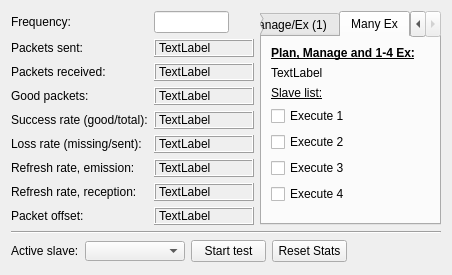
This is ui/w_commtest.ui in JFDuval/flexsea-plan as Qt 5 draws it before an edit. The edited form follows.
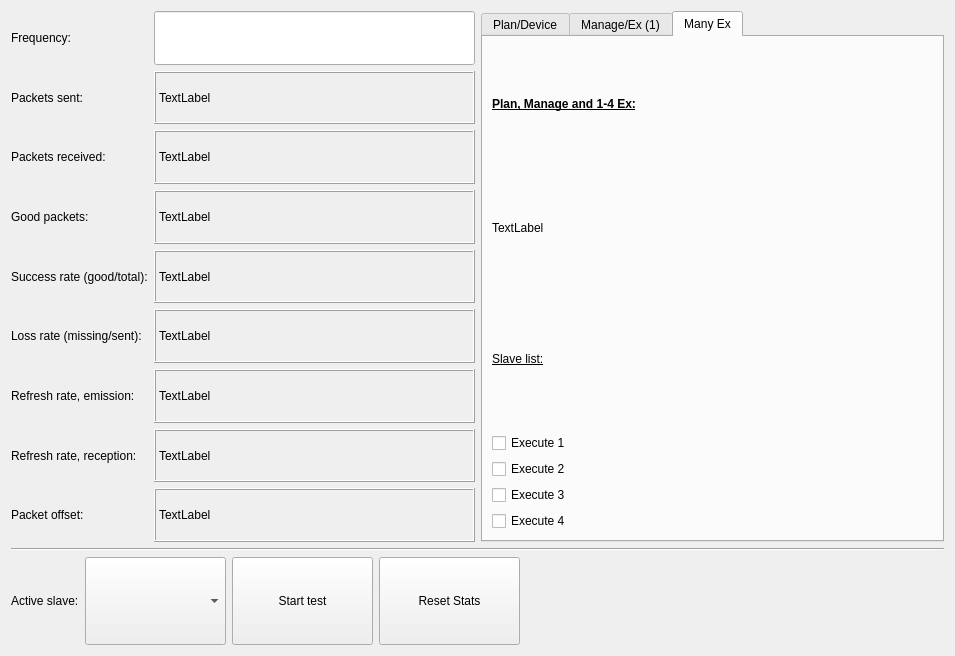
This is the edited form. The open tabs and pages were chosen to show the change.

Commit message: UX fat fingers commtest, converter, testbench

What changed in the file:
```diff
--- a/ui/w_commtest.ui
+++ b/ui/w_commtest.ui
@@ -6,26 +6,26 @@
    <rect>
     <x>0</x>
     <y>0</y>
-    <width>452</width>
-    <height>274</height>
+    <width>955</width>
+    <height>656</height>
    </rect>
   </property>
   <property name="windowTitle">
    <string>Form</string>
   </property>
-  <layout class="QVBoxLayout" name="verticalLayout">
+  <layout class="QVBoxLayout" name="verticalLayout" stretch="6,0,1">
    <item>
     <layout class="QHBoxLayout" name="horizontalLayout">
      <item>
-      <layout class="QGridLayout" name="gridLayout_5">
-       <item row="3" column="0">
+      <layout class="QGridLayout" name="gridLayout_5" columnstretch="1,3">
+       <item row="2" column="0">
         <widget class="QLabel" name="label_4">
          <property name="text">
           <string>Packets received:</string>
          </property>
         </widget>
        </item>
-       <item row="3" column="1">
+       <item row="2" column="1">
         <widget class="QLabel" name="labelReceivedPackets">
          <property name="minimumSize">
           <size>
@@ -35,7 +35,32 @@
          </property>
          <property name="maximumSize">
           <size>
+           <width>16777215</width>
+           <height>16777215</height>
+          </size>
+         </property>
+         <property name="frameShape">
+          <enum>QFrame::Box</enum>
+         </property>
+         <property name="frameShadow">
+          <enum>QFrame::Raised</enum>
+         </property>
+         <property name="text">
+          <string>TextLabel</string>
+         </property>
+        </widget>
+       </item>
+       <item row="4" column="1">
+        <widget class="QLabel" name="labelSuccess">
+         <property name="minimumSize">
+          <size>
            <width>100</width>
+           <height>0</height>
+          </size>
+         </property>
+         <property name="maximumSize">
+          <size>
+           <width>16777215</width>
            <height>16777215</height>
           </size>
          </property>
@@ -50,21 +75,21 @@
          </property>
         </widget>
        </item>
-       <item row="2" column="0">
+       <item row="1" column="0">
         <widget class="QLabel" name="label_3">
          <property name="text">
           <string>Packets sent:</string>
          </property>
         </widget>
        </item>
-       <item row="6" column="0">
+       <item row="5" column="0">
         <widget class="QLabel" name="label_7">
          <property name="text">
           <string>Loss rate (missing/sent):</string>
          </property>
         </widget>
        </item>
-       <item row="4" column="1">
+       <item row="3" column="1">
         <widget class="QLabel" name="labelGoodPackets">
          <property name="minimumSize">
           <size>
@@ -74,7 +99,7 @@
          </property>
          <property name="maximumSize">
           <size>
-           <width>100</width>
+           <width>16777215</width>
            <height>16777215</height>
           </size>
          </property>
@@ -89,46 +114,21 @@
          </property>
         </widget>
        </item>
-       <item row="5" column="1">
-        <widget class="QLabel" name="labelSuccess">
-         <property name="minimumSize">
-          <size>
-           <width>100</width>
-           <height>0</height>
-          </size>
-         </property>
-         <property name="maximumSize">
-          <size>
-           <width>100</width>
-           <height>16777215</height>
-          </size>
-         </property>
-         <property name="frameShape">
-          <enum>QFrame::Box</enum>
-         </property>
-         <property name="frameShadow">
-          <enum>QFrame::Raised</enum>
-         </property>
-         <property name="text">
-          <string>TextLabel</string>
-         </property>
-        </widget>
-       </item>
-       <item row="5" column="0">
-        <widget class="QLabel" name="label_6">
-         <property name="text">
-          <string>Success rate (good/total):</string>
-         </property>
-        </widget>
-       </item>
-       <item row="4" column="0">
+       <item row="3" column="0">
         <widget class="QLabel" name="label_5">
          <property name="text">
           <string>Good packets:</string>
          </property>
         </widget>
        </item>
-       <item row="7" column="1">
+       <item row="4" column="0">
+        <widget class="QLabel" name="label_6">
+         <property name="text">
+          <string>Success rate (good/total):</string>
+         </property>
+        </widget>
+       </item>
+       <item row="6" column="1">
         <widget class="QLabel" name="label_rrSend">
          <property name="minimumSize">
           <size>
@@ -138,7 +138,7 @@
          </property>
          <property name="maximumSize">
           <size>
-           <width>100</width>
+           <width>16777215</width>
            <height>16777215</height>
           </size>
          </property>
@@ -153,34 +153,46 @@
          </property>
         </widget>
        </item>
-       <item row="7" column="0">
+       <item row="6" column="0">
         <widget class="QLabel" name="label_8">
          <property name="text">
           <string>Refresh rate, emission:</string>
          </property>
         </widget>
        </item>
-       <item row="8" column="0">
+       <item row="7" column="1">
+        <widget class="QLabel" name="label_rrReceive">
+         <property name="minimumSize">
+          <size>
+           <width>100</width>
+           <height>0</height>
+          </size>
+         </property>
+         <property name="maximumSize">
+          <size>
+           <width>16777215</width>
+           <height>16777215</height>
+          </size>
+         </property>
+         <property name="frameShape">
+          <enum>QFrame::Box</enum>
+         </property>
+         <property name="frameShadow">
+          <enum>QFrame::Raised</enum>
+         </property>
+         <property name="text">
+          <string>TextLabel</string>
+         </property>
+        </widget>
+       </item>
+       <item row="7" column="0">
         <widget class="QLabel" name="label_9">
          <property name="text">
           <string>Refresh rate, reception:</string>
          </property>
         </widget>
        </item>
-       <item row="1" column="4">
-        <spacer name="horizontalSpacer_2">
-         <property name="orientation">
-          <enum>Qt::Horizontal</enum>
-         </property>
-         <property name="sizeHint" stdset="0">
-          <size>
-           <width>5</width>
-           <height>5</height>
-          </size>
-         </property>
-        </spacer>
-       </item>
-       <item row="2" column="1">
+       <item row="1" column="1">
         <widget class="QLabel" name="labelSentPackets">
          <property name="minimumSize">
           <size>
@@ -190,7 +202,7 @@
          </property>
          <property name="maximumSize">
           <size>
-           <width>100</width>
+           <width>16777215</width>
            <height>16777215</height>
           </size>
          </property>
@@ -205,7 +217,7 @@
          </property>
         </widget>
        </item>
-       <item row="6" column="1">
+       <item row="5" column="1">
         <widget class="QLabel" name="labelLossRate">
          <property name="minimumSize">
           <size>
@@ -215,7 +227,7 @@
          </property>
          <property name="maximumSize">
           <size>
-           <width>100</width>
+           <width>16777215</width>
            <height>16777215</height>
           </size>
          </property>
@@ -230,40 +242,14 @@
          </property>
         </widget>
        </item>
-       <item row="8" column="1">
-        <widget class="QLabel" name="label_rrReceive">
-         <property name="minimumSize">
-          <size>
-           <width>100</width>
-           <height>0</height>
-          </size>
-         </property>
-         <property name="maximumSize">
-          <size>
-           <width>100</width>
-           <height>16777215</height>
-          </size>
-         </property>
-         <property name="frameShape">
-          <enum>QFrame::Box</enum>
-         </property>
-         <property name="frameShadow">
-          <enum>QFrame::Raised</enum>
-         </property>
-         <property name="text">
-          <string>TextLabel</string>
-         </property>
-        </widget>
-       </item>
-       <item row="1" column="0">
-        <widget class="QLabel" name="label_2">
-         <property name="text">
-          <string>Frequency:</string>
-         </property>
-        </widget>
-       </item>
-       <item row="1" column="1">
+       <item row="0" column="1">
         <widget class="QLineEdit" name="lineEdit">
+         <property name="sizePolicy">
+          <sizepolicy hsizetype="Expanding" vsizetype="Preferred">
+           <horstretch>0</horstretch>
+           <verstretch>0</verstretch>
+          </sizepolicy>
+         </property>
          <property name="minimumSize">
           <size>
            <width>75</width>
@@ -272,20 +258,20 @@
          </property>
          <property name="maximumSize">
           <size>
-           <width>75</width>
+           <width>16777215</width>
            <height>16777215</height>
           </size>
          </property>
         </widget>
        </item>
-       <item row="9" column="0">
+       <item row="8" column="0">
         <widget class="QLabel" name="label_10">
          <property name="text">
           <string>Packet offset:</string>
          </property>
         </widget>
        </item>
-       <item row="9" column="1">
+       <item row="8" column="1">
         <widget class="QLabel" name="label_packetOffset">
          <property name="minimumSize">
           <size>
@@ -295,7 +281,7 @@
          </property>
          <property name="maximumSize">
           <size>
-           <width>100</width>
+           <width>16777215</width>
            <height>16777215</height>
           </size>
          </property>
@@ -310,6 +296,13 @@
          </property>
         </widget>
        </item>
+       <item row="0" column="0">
+        <widget class="QLabel" name="label_2">
+         <property name="text">
+          <string>Frequency:</string>
+         </property>
+        </widget>
+       </item>
       </layout>
      </item>
      <item>
@@ -497,22 +490,6 @@
            </item>
           </layout>
          </item>
-         <item>
-          <spacer name="verticalSpacer_4">
-           <property name="orientation">
-            <enum>Qt::Vertical</enum>
-           </property>
-           <property name="sizeType">
-            <enum>QSizePolicy::MinimumExpanding</enum>
-           </property>
-           <property name="sizeHint" stdset="0">
-            <size>
-             <width>5</width>
-             <height>6</height>
-            </size>
-           </property>
-          </spacer>
-         </item>
         </layout>
        </widget>
       </widget>
@@ -527,9 +504,15 @@
     </widget>
    </item>
    <item>
-    <layout class="QHBoxLayout" name="horizontalLayout_2">
+    <layout class="QHBoxLayout" name="horizontalLayout_2" stretch="0,1,1,1,3">
      <item>
       <widget class="QLabel" name="label">
+       <property name="sizePolicy">
+        <sizepolicy hsizetype="Preferred" vsizetype="Expanding">
+         <horstretch>0</horstretch>
+         <verstretch>0</verstretch>
+        </sizepolicy>
+       </property>
        <property name="maximumSize">
         <size>
          <width>16777215</width>
@@ -543,6 +526,12 @@
      </item>
      <item>
       <widget class="QComboBox" name="comboBox_slave">
+       <property name="sizePolicy">
+        <sizepolicy hsizetype="Expanding" vsizetype="Expanding">
+         <horstretch>0</horstretch>
+         <verstretch>0</verstretch>
+        </sizepolicy>
+       </property>
        <property name="minimumSize">
         <size>
          <width>100</width>
@@ -552,13 +541,19 @@
        <property name="maximumSize">
         <size>
          <width>16777215</width>
-         <height>20</height>
+         <height>16777215</height>
         </size>
        </property>
       </widget>
      </item>
      <item>
       <widget class="QPushButton" name="pushButtonStartStop">
+       <property name="sizePolicy">
+        <sizepolicy hsizetype="Expanding" vsizetype="Expanding">
+         <horstretch>0</horstretch>
+         <verstretch>0</verstretch>
+        </sizepolicy>
+       </property>
        <property name="minimumSize">
         <size>
          <width>75</width>
@@ -567,7 +562,7 @@
        </property>
        <property name="maximumSize">
         <size>
-         <width>75</width>
+         <width>16777215</width>
          <height>16777215</height>
         </size>
        </property>
@@ -578,6 +573,12 @@
      </item>
      <item>
       <widget class="QPushButton" name="pushButtonReset">
+       <property name="sizePolicy">
+        <sizepolicy hsizetype="Expanding" vsizetype="Expanding">
+         <horstretch>0</horstretch>
+         <verstretch>0</verstretch>
+        </sizepolicy>
+       </property>
        <property name="minimumSize">
         <size>
          <width>75</width>
@@ -586,7 +587,7 @@
        </property>
        <property name="maximumSize">
         <size>
-         <width>75</width>
+         <width>16777215</width>
          <height>16777215</height>
         </size>
        </property>
@@ -610,22 +611,6 @@
      </item>
     </layout>
    </item>
-   <item>
-    <spacer name="verticalSpacer">
-     <property name="orientation">
-      <enum>Qt::Vertical</enum>
-     </property>
-     <property name="sizeType">
-      <enum>QSizePolicy::MinimumExpanding</enum>
-     </property>
-     <property name="sizeHint" stdset="0">
-      <size>
-       <width>5</width>
-       <height>2</height>
-      </size>
-     </property>
-    </spacer>
-   </item>
   </layout>
  </widget>
  <resources/>
```
Left out of the diff: 34 changed lines with no effect on the pictures. The commit also changes 2 other files.
